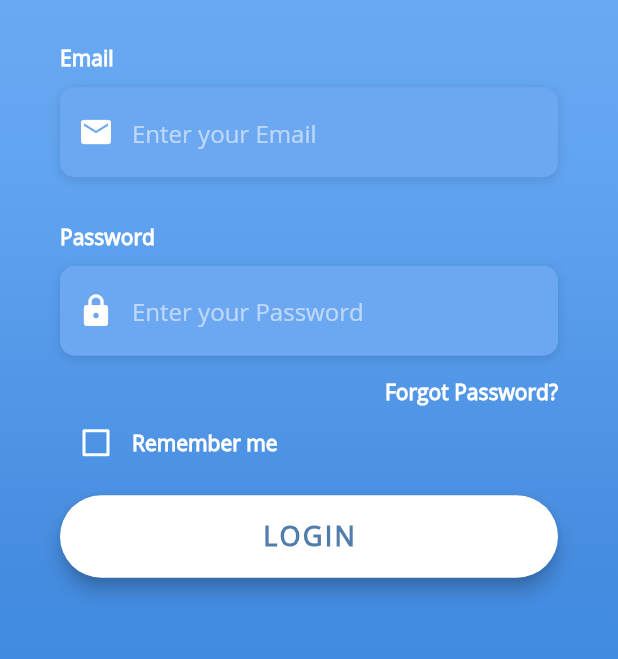
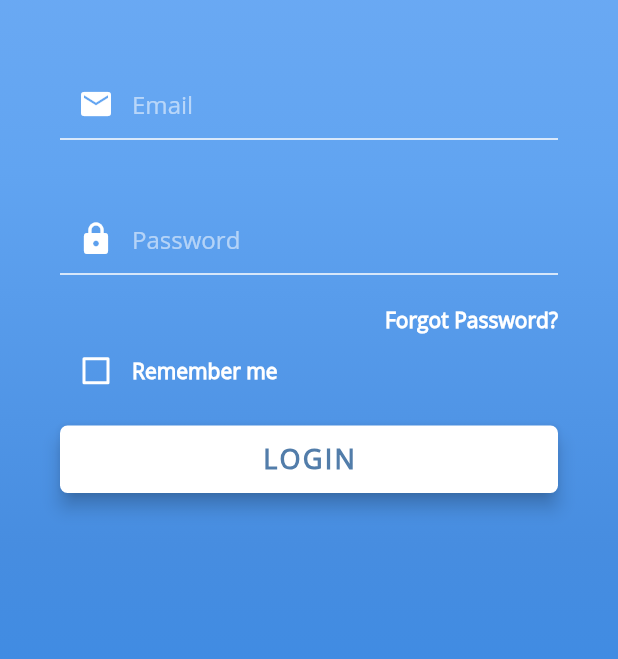
Before and after one commit to Jeong-Min-Cho/Locavid, a Flutter app: the LoginScreen screen opened by its route, on a phone screen of 412 x 824 dp, the part 321-980 px from its top. Run offline on Flutter 3.47's test engine with Material 2 defaults, Android fonts, the phone set to English and light mode, and no system bars; our stand-ins replace avatar_glow, firebase_auth, firebase_database, flutter_spinkit, geolocator, google_maps_flutter and 1 more; missing offline and left inert: flutter_beautiful_popup, google_map_polyline, random_color; accounts and stored records are empty.

Commit message:
Small modifications to welcome.dart and signin.dart

```diff
--- a/lib/signin.dart
+++ b/lib/signin.dart
@@ -23,30 +23,32 @@ class _LoginScreenState extends State<LoginScreen> {
     return Column(
       crossAxisAlignment: CrossAxisAlignment.start,
       children: <Widget>[
-        Text(
-          'Email',
-          style: kLabelStyle,
-        ),
+
         SizedBox(height: 10.0),
         Container(
           alignment: Alignment.centerLeft,
-          decoration: kBoxDecorationStyle,
           height: 60.0,
           child: TextField(
             controller: emailController,
             keyboardType: TextInputType.emailAddress,
+
             style: TextStyle(
               color: Colors.white,
               fontFamily: 'OpenSans',
             ),
             decoration: InputDecoration(
-              border: InputBorder.none,
+              enabledBorder: UnderlineInputBorder(
+                borderSide: BorderSide(color: Colors.white),
+              ),
+              focusedBorder: UnderlineInputBorder(
+                borderSide: BorderSide(color: Colors.white),
+              ),
               contentPadding: EdgeInsets.only(top: 14.0),
               prefixIcon: Icon(
                 Icons.email,
                 color: Colors.white,
               ),
-              hintText: 'Enter your Email',
+              hintText: 'Email',
               hintStyle: kHintTextStyle,
             ),
           ),
@@ -59,14 +61,14 @@ class _LoginScreenState extends State<LoginScreen> {
     return Column(
       crossAxisAlignment: CrossAxisAlignment.start,
       children: <Widget>[
-        Text(
-          'Password',
-          style: kLabelStyle,
-        ),
-        SizedBox(height: 10.0),
+        //    Text(
+        //      'Password',
+        //      style: kLabelStyle,
+        //    ),
+
         Container(
           alignment: Alignment.centerLeft,
-          decoration: kBoxDecorationStyle,
+          //decoration: kBoxDecorationStyle,
           height: 60.0,
           child: TextField(
             controller: passwordController,
@@ -76,13 +78,19 @@ class _LoginScreenState extends State<LoginScreen> {
               fontFamily: 'OpenSans',
             ),
             decoration: InputDecoration(
+              enabledBorder: UnderlineInputBorder(
+                borderSide: BorderSide(color: Colors.white),
+              ),
+              focusedBorder: UnderlineInputBorder(
+                borderSide: BorderSide(color: Colors.white),
+              ),
               border: InputBorder.none,
               contentPadding: EdgeInsets.only(top: 14.0),
               prefixIcon: Icon(
                 Icons.lock,
                 color: Colors.white,
               ),
-              hintText: 'Enter your Password',
+              hintText: 'Password',
               hintStyle: kHintTextStyle,
             ),
           ),
@@ -154,9 +162,9 @@ class _LoginScreenState extends State<LoginScreen> {
           }
 
         },
-        padding: EdgeInsets.all(15.0),
+        padding: EdgeInsets.all(10.0),
         shape: RoundedRectangleBorder(
-          borderRadius: BorderRadius.circular(30.0),
+          borderRadius: BorderRadius.circular(5.0),
         ),
         color: Colors.white,
         child: Text(
--- a/pubspec.yaml
+++ b/pubspec.yaml
@@ -76,6 +76,10 @@ flutter:
       fonts:
         - asset: assets/fonts/OpenSans.ttf
 
+    - family: Nunito
+      fonts:
+        - asset: assets/fonts/Nunito-Regular.ttf
+
   # To add assets to your application, add an assets section, like this:
   # assets:
   #  - images/a_dot_burr.jpeg
```
Also changed, not shown: lib/welcome.dart (+21 -14 lines), assets/fonts/Nunito-Regular.ttf (added), assets/logos/small_logo.png (added), 1 other file. Lines whose indentation alone changed are shown as unchanged.
